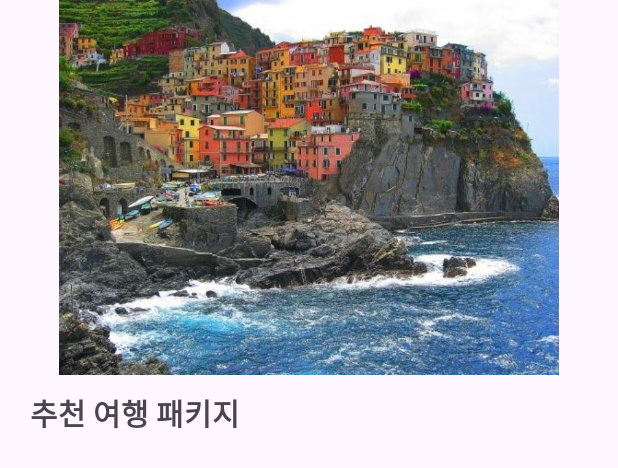
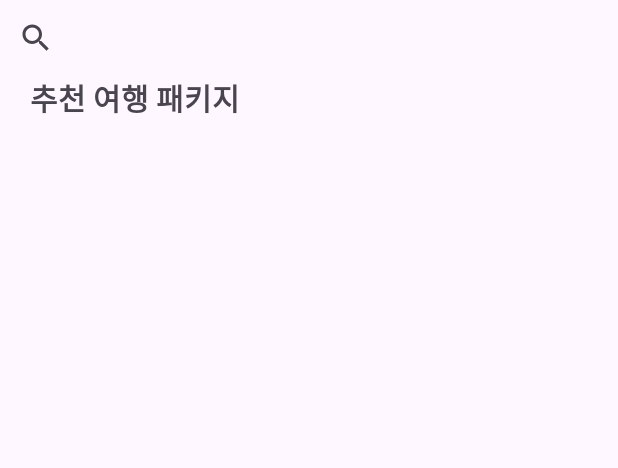
Before and after one commit to decagramaton/SecondMiniProject, an Android app: the layout fragment_home.xml on its own in the app's theme, with its tools: preview values and no code run, on a phone screen of 412 x 824 dp. Shown: the top 468 px of the screen. Run offline under Robolectric (Android 15) with nearby library versions, the phone set to English and light mode, and no system bars.

Commit message:
[Feat] 메인 홈 Layout 변경,  메인 배너 삭제, 검색 기능 추가

```diff
--- a/app/src/main/res/layout/fragment_home.xml
+++ b/app/src/main/res/layout/fragment_home.xml
@@ -6,26 +6,28 @@
     android:layout_height="match_parent"
     tools:context=".ui.HomeFragment" >
 
-    <ImageView
-        android:id="@+id/image"
+
+    <SearchView
+        android:id="@+id/searchView"
         android:layout_width="match_parent"
-        android:layout_height="250dp"
+        android:layout_height="50dp"
         app:layout_constraintEnd_toEndOf="parent"
         app:layout_constraintStart_toStartOf="parent"
-        app:layout_constraintTop_toTopOf="parent"
-        app:srcCompat="@drawable/photo2" />
+        app:layout_constraintTop_toTopOf="parent">
+
+
+    </SearchView>
 
     <TextView
         android:id="@+id/textView10"
         android:layout_width="wrap_content"
         android:layout_height="wrap_content"
         android:layout_marginStart="20dp"
-        android:layout_marginTop="10dp"
         android:text="추천 여행 패키지"
         android:textSize="20sp"
         android:textStyle="bold"
         app:layout_constraintStart_toStartOf="parent"
-        app:layout_constraintTop_toBottomOf="@+id/image" />
+        app:layout_constraintTop_toBottomOf="@+id/searchView" />
 
     <androidx.recyclerview.widget.RecyclerView
         android:id="@+id/recycler_view"
```
